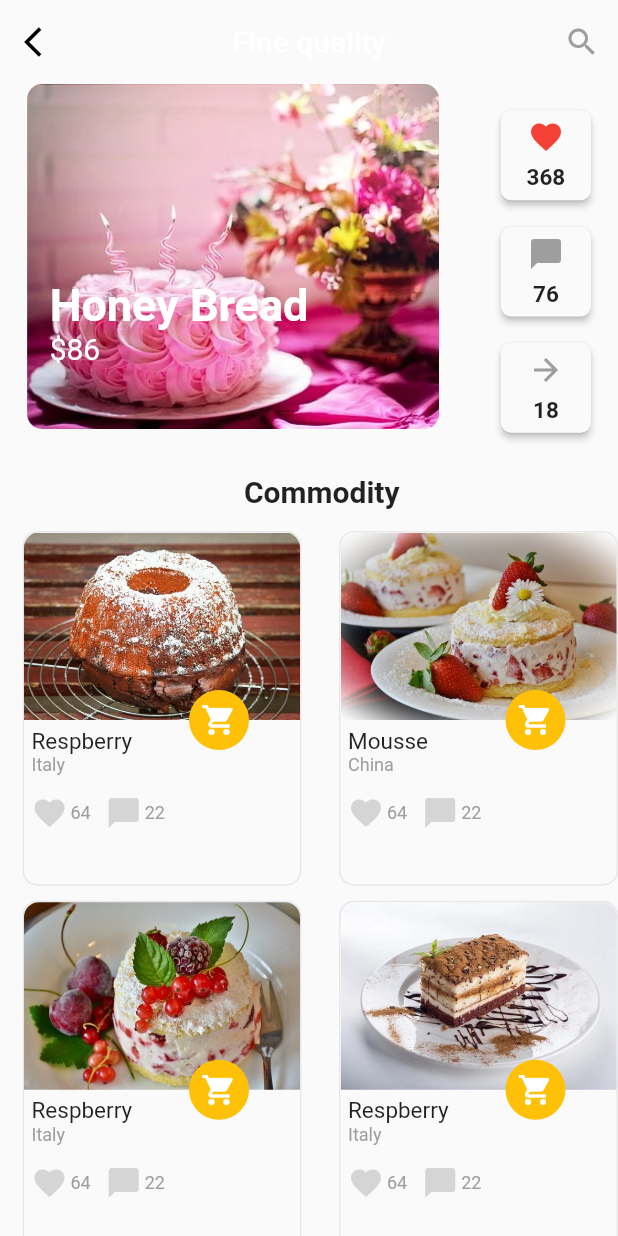
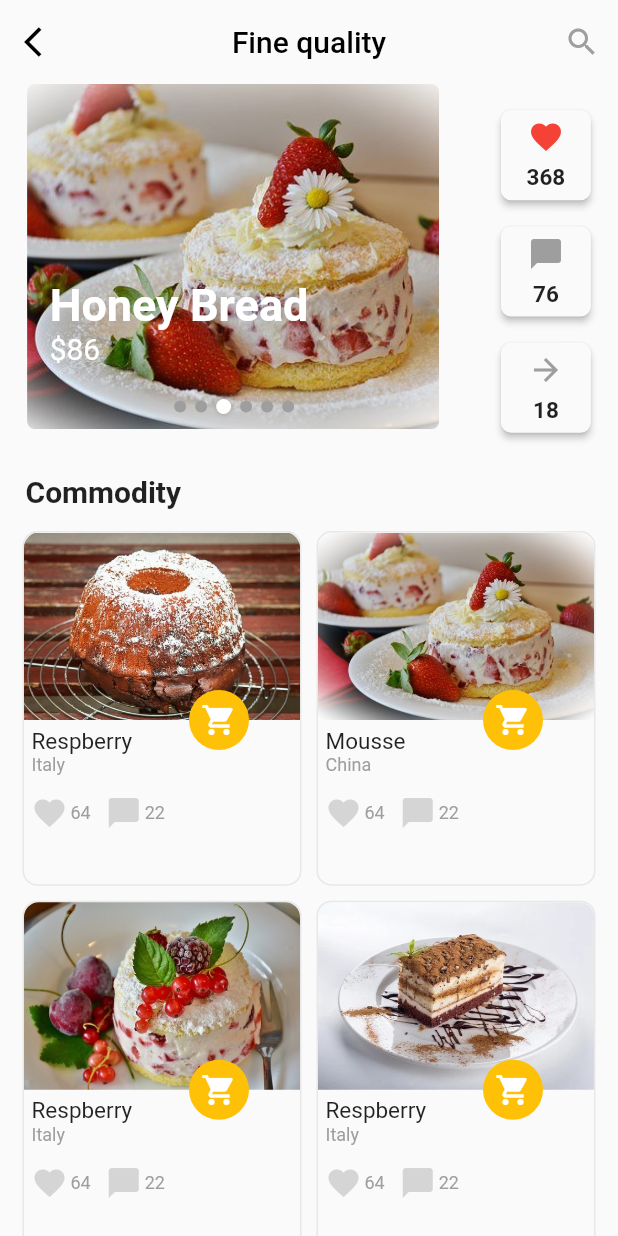
Before and after one commit to ubaidullahq/Flutter-Cake_Catalog_UI_Design, a Flutter app: the screen it shows after launch, on a phone screen of 412 x 824 dp. Run offline on Flutter 3.47's test engine with Material 2 defaults, Android fonts, the phone set to English and light mode, and no system bars; Roboto replaces fonts that are missing (Quicksand).

Commit message:
first commit

```diff
--- a/lib/main.dart
+++ b/lib/main.dart
@@ -17,7 +17,54 @@ class HomePage extends StatefulWidget {
   _HomePageState createState() => _HomePageState();
 }
 
-class _HomePageState extends State<HomePage> {
+class _HomePageState extends State<HomePage>
+    with SingleTickerProviderStateMixin {
+  AnimationController controller;
+  Animation carousalAnimation;
+
+  @override
+  void initState() {
+    super.initState();
+    controller =
+        new AnimationController(duration: Duration(seconds: 18), vsync: this);
+    carousalAnimation =
+        IntTween(begin: 0, end: photos.length - 1).animate(controller)
+          ..addListener(() {
+            setState(() {
+              photoIndex = carousalAnimation.value;
+            });
+          });
+    controller.repeat();
+
+    @override
+    void dispose() {
+      super.dispose();
+      controller.dispose();
+    }
+  }
+
+  int photoIndex = 0;
+  List<String> photos = [
+    'assets/img1.webp',
+    'assets/img2.webp',
+    'assets/img3.webp',
+    'assets/img4.webp',
+    'assets/img5.webp',
+    'assets/img6.webp',
+  ];
+
+  void _previousImage() {
+    setState(() {
+      photoIndex = photoIndex > 0 ? photoIndex - 1 : 0;
+    });
+  }
+
+  void _nextImage() {
+    setState(() {
+      photoIndex = photoIndex < photos.length - 1 ? photoIndex + 1 : photoIndex;
+    });
+  }
+
   @override
   Widget build(BuildContext context) {
     return Scaffold(
@@ -31,7 +78,10 @@ class _HomePageState extends State<HomePage> {
           ),
           onPressed: () {},
         ),
-        title: Text('Fine quality'),
+        title: Text(
+          'Fine quality',
+          style: TextStyle(color: Colors.black),
+        ),
         centerTitle: true,
         actions: [
           IconButton(
@@ -62,9 +112,9 @@ class _HomePageState extends State<HomePage> {
                               width: MediaQuery.of(context).size.width -
                                   MediaQuery.of(context).size.width / 3,
                               decoration: BoxDecoration(
-                                  borderRadius: BorderRadius.circular(10.0),
+                                  borderRadius: BorderRadius.circular(5.0),
                                   image: DecorationImage(
-                                      image: AssetImage('assets/img1.webp'),
+                                      image: AssetImage(photos[photoIndex]),
                                       fit: BoxFit.cover)),
                             ),
                             Positioned(
@@ -89,6 +139,18 @@ class _HomePageState extends State<HomePage> {
                                       fontFamily: 'Quicksand',
                                       fontSize: 20.0,
                                     ),
+                                  )
+                                ],
+                              ),
+                            ),
+                            Positioned(
+                              top: 210.0,
+                              left: 95.0,
+                              child: Row(
+                                children: [
+                                  SelectedPhoto(
+                                    numberOfDots: photos.length,
+                                    photoIndex: photoIndex,
                                   )
                                 ],
                               ),
@@ -195,6 +257,8 @@ class _HomePageState extends State<HomePage> {
               SizedBox(
                 height: 10.0,
               ),
+            ],
+          ),
           Padding(
             padding: const EdgeInsets.only(left: 17.0),
             child: Text(
@@ -220,16 +284,13 @@ class _HomePageState extends State<HomePage> {
             children: [
               _buildFoodCard(
                   'Respberry', 'Italy', 'assets/img2.webp', 64, 22, 1),
+              _buildFoodCard('Mousse', 'China', 'assets/img3.webp', 64, 22, 2),
               _buildFoodCard(
-                      'Mousse', 'China', 'assets/img3.webp', 64, 22, 1),
+                  'Respberry', 'Italy', 'assets/img4.webp', 64, 22, 3),
               _buildFoodCard(
-                      'Respberry', 'Italy', 'assets/img4.webp', 64, 22, 1),
+                  'Respberry', 'Italy', 'assets/img5.webp', 64, 22, 4),
               _buildFoodCard(
-                      'Respberry', 'Italy', 'assets/img5.webp', 64, 22, 1),
-                  _buildFoodCard(
-                      'Respberry', 'Italy', 'assets/img6.webp', 64, 22, 1),
-                ],
-              )
+                  'Respberry', 'Italy', 'assets/img6.webp', 64, 22, 5),
             ],
           )
         ],
@@ -351,3 +412,66 @@ class _HomePageState extends State<HomePage> {
     );
   }
 }
+
+class SelectedPhoto extends StatelessWidget {
+  final int numberOfDots;
+  final int photoIndex;
+
+  SelectedPhoto({this.numberOfDots, this.photoIndex});
+
+  Widget _inactivePhoto() {
+    return Container(
+      child: Padding(
+        padding: EdgeInsets.only(left: 3.0, right: 3.0),
+        child: Container(
+          height: 8.0,
+          width: 8.0,
+          decoration: BoxDecoration(
+            color: Colors.grey,
+            borderRadius: BorderRadius.circular(4.0),
+          ),
+        ),
+      ),
+    );
+  }
+
+  Widget _activePhoto() {
+    return Container(
+      child: Padding(
+        padding: EdgeInsets.only(left: 3.0, right: 3.0),
+        child: Container(
+          height: 10.0,
+          width: 10.0,
+          decoration: BoxDecoration(
+              borderRadius: BorderRadius.circular(5.0),
+              color: Colors.white,
+              boxShadow: [
+                BoxShadow(
+                  color: Colors.grey,
+                  spreadRadius: 0.0,
+                  blurRadius: 2.0,
+                )
+              ]),
+        ),
+      ),
+    );
+  }
+
+  List<Widget> _buildDots() {
+    List<Widget> dots = [];
+    for (int i = 0; i < numberOfDots; ++i) {
+      dots.add(i == photoIndex ? _activePhoto() : _inactivePhoto());
+    }
+    return dots;
+  }
+
+  @override
+  Widget build(BuildContext context) {
+    return Center(
+      child: Row(
+        mainAxisAlignment: MainAxisAlignment.center,
+        children: _buildDots(),
+      ),
+    );
+  }
+}
```
Lines whose indentation alone changed are shown as unchanged.
